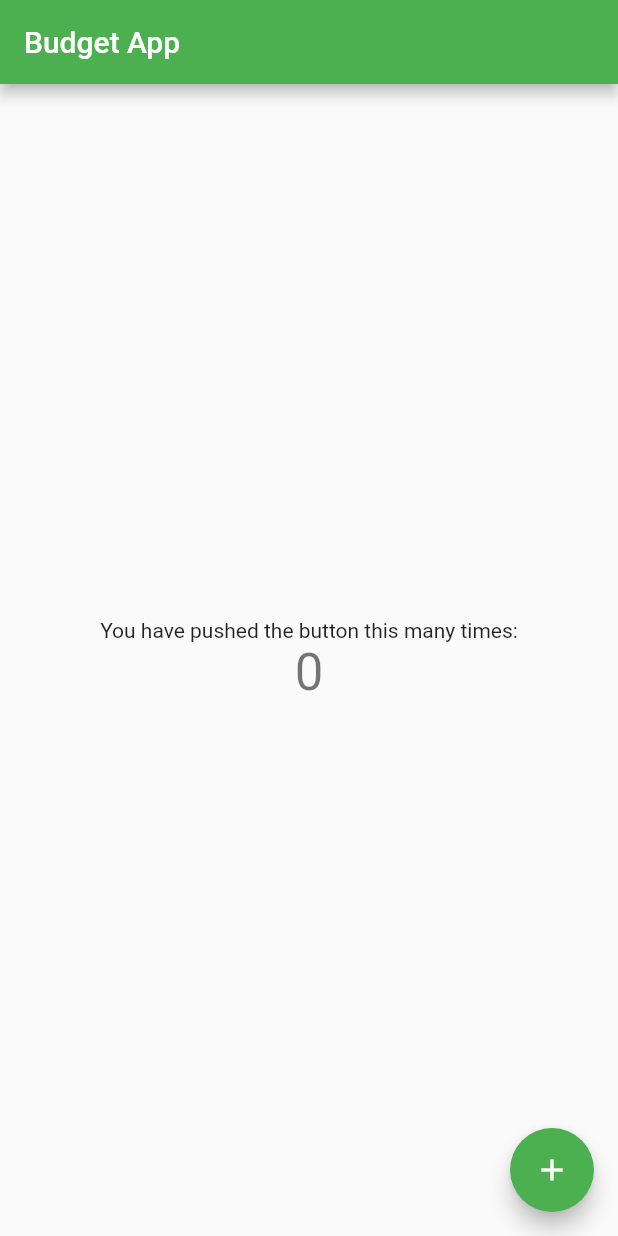
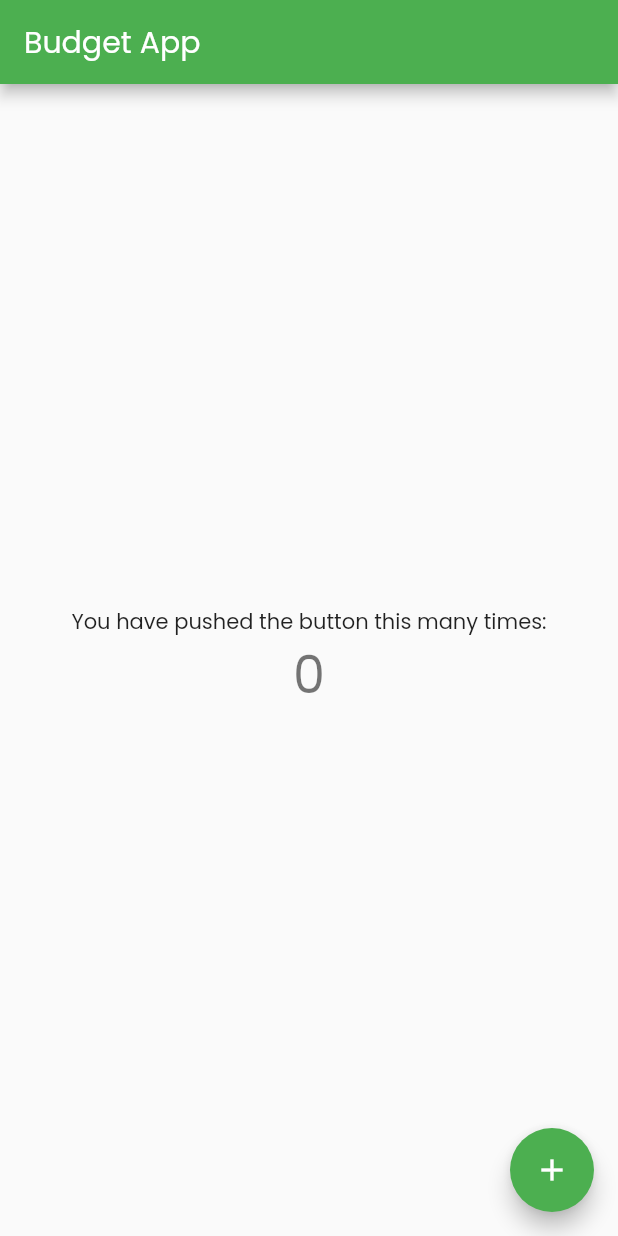
Before and after one commit to TheCoolerDaniel/BudgetApp, a Flutter app: the screen it shows after launch, on a phone screen of 412 x 824 dp. Run offline on Flutter 3.47's test engine with Material 2 defaults, Android fonts, the phone set to English and light mode, and no system bars.

Commit message:
Imported Fonts

```diff
--- a/Flutter/lib/main.dart
+++ b/Flutter/lib/main.dart
@@ -13,6 +13,7 @@ class BudgetApp extends StatelessWidget {
       title: 'Budget App',
       theme: ThemeData(
         primarySwatch: Colors.green,
+        fontFamily: 'Poppins',
       ),
       home: const MyHomePage(title: 'Budget App'),
     );
--- a/Flutter/pubspec.yaml
+++ b/Flutter/pubspec.yaml
@@ -57,6 +57,12 @@ flutter:
   # the material Icons class.
   uses-material-design: true
 
+  fonts:
+    - family: Poppins
+      fonts:
+        - asset: assets/fonts/Poppins-Bold.ttf
+        - asset: assets/fonts/Poppins-Regular.ttf
+
   # To add assets to your application, add an assets section, like this:
   # assets:
   #   - images/a_dot_burr.jpeg
```
Also changed, not shown: Flutter/assets/fonts/Poppins-Bold.ttf (added), Flutter/assets/fonts/Poppins-Regular.ttf (added).
